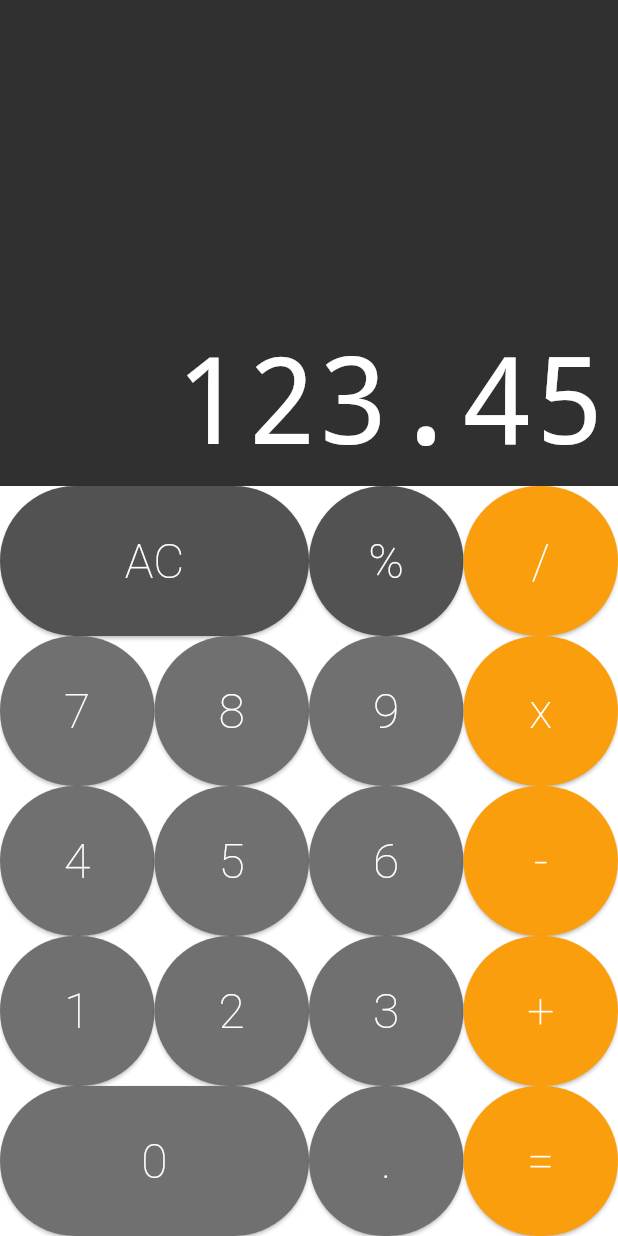
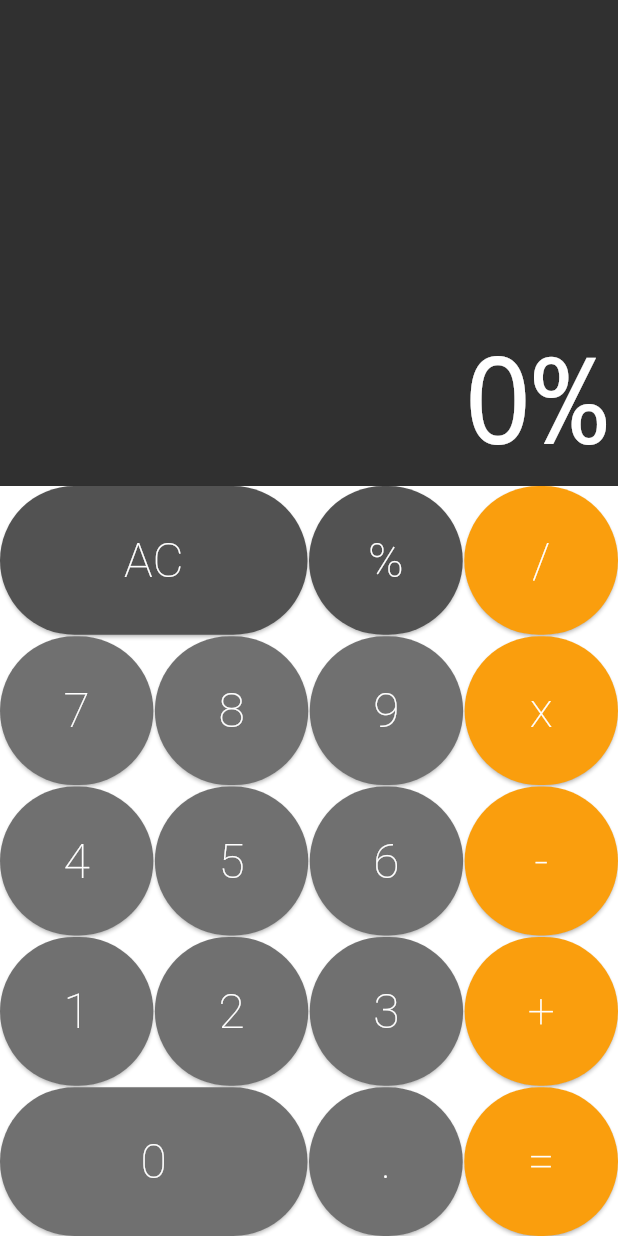
Before and after one commit to abraaobb/calculator_app, a Flutter app: the screen it shows after launch, after a tap on an icon or button, on a phone screen of 412 x 824 dp. Run offline on Flutter 3.47's test engine with Material 3 defaults, Android fonts, the phone set to English and light mode, and no system bars; drawn by our look-alikes of auto_size_text.

Commit message:
11 - Ajust space

```diff
--- a/lib/components/button_row.dart
+++ b/lib/components/button_row.dart
@@ -11,7 +11,12 @@ class ButtonRow extends StatelessWidget {
       flex: 1,
       child: Row(
         crossAxisAlignment: CrossAxisAlignment.stretch,
-        children: buttons,
+        children: buttons.fold([], (list, b) {
+          list.isEmpty
+              ? list.add(b)
+              : list.addAll([const SizedBox(width: 1), b]);
+          return list;
+        }),
       ),
     );
   }
--- a/lib/components/keyboard.dart
+++ b/lib/components/keyboard.dart
@@ -29,6 +29,9 @@ class Keyboard extends StatelessWidget {
               cb: cb,
             ),
           ]),
+          const SizedBox(
+            height: 1,
+          ),
           ButtonRow([
             Button(
               text: '7',
@@ -47,6 +50,9 @@ class Keyboard extends StatelessWidget {
               cb: cb,
             ),
           ]),
+          const SizedBox(
+            height: 1,
+          ),
           ButtonRow([
             Button(
               text: '4',
@@ -65,6 +71,9 @@ class Keyboard extends StatelessWidget {
               cb: cb,
             ),
           ]),
+          const SizedBox(
+            height: 1,
+          ),
           ButtonRow([
             Button(
               text: '1',
@@ -83,6 +92,9 @@ class Keyboard extends StatelessWidget {
               cb: cb,
             ),
           ]),
+          const SizedBox(
+            height: 1,
+          ),
           ButtonRow([
             Button.big(
               text: '0',
--- a/lib/models/memory.dart
+++ b/lib/models/memory.dart
@@ -1 +1,19 @@
-class Memory {}
+class Memory {
+  String _value = '0';
+
+  void applyCommand(String command) {
+    if (command == 'AC') {
+      _allClear();
+    } else {
+      _value += command;
+    }
+  }
+
+  _allClear() {
+    _value = '0';
+  }
+
+  String get value {
+    return _value;
+  }
+}
--- a/lib/screens/calculator.dart
+++ b/lib/screens/calculator.dart
@@ -1,19 +1,29 @@
 import 'package:calculator/components/display.dart';
 import 'package:calculator/components/keyboard.dart';
+import 'package:calculator/models/memory.dart';
 import 'package:flutter/material.dart';
 
-class Calculator extends StatelessWidget {
-  _onPressed(String text) {
-    print(text);
+class Calculator extends StatefulWidget {
+  const Calculator({super.key});
+
+  @override
+  State<Calculator> createState() => _CalculatorState();
+}
+
+class _CalculatorState extends State<Calculator> {
+  final Memory memory = Memory();
+
+  _onPressed(String command) {
+    setState(() {
+      memory.applyCommand(command);
+    });
   }
-
-  const Calculator({super.key});
 
   @override
   Widget build(BuildContext context) {
     return MaterialApp(
       home: Column(
-        children: [const Display('123.45'), Keyboard(_onPressed)],
+        children: [Display(memory.value), Keyboard(_onPressed)],
       ),
     );
   }
```
